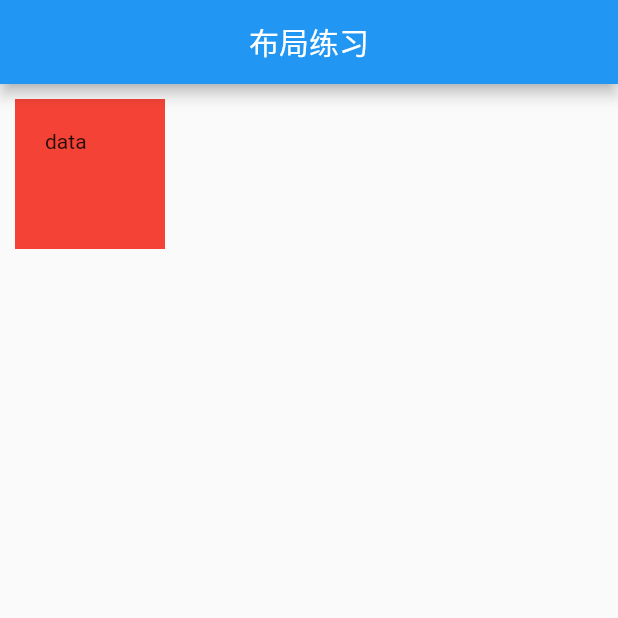
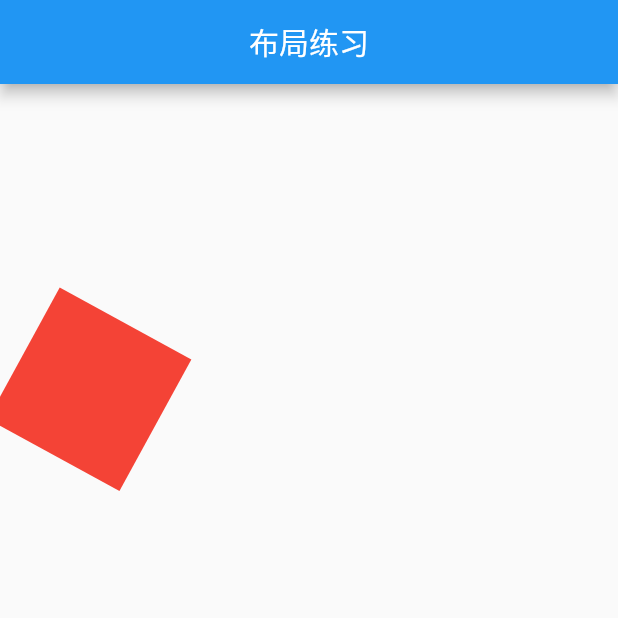
Before and after one commit to DJM960323/learnflutter, a Flutter app: the screen it shows after launch, on a phone screen of 412 x 824 dp, the top half of it. Run offline on Flutter 3.47's test engine with Material 2 defaults, Android fonts, the phone set to English and light mode, and no system bars.

Commit message:
提交第五章所有内容

```diff
--- a/lib/widgets/layout_demo.dart
+++ b/lib/widgets/layout_demo.dart
@@ -84,7 +84,7 @@ class LayoutDemo extends StatelessWidget {
           //   ],
           // ),
 
-          child: EdgeDemo(),
+          child: ContainerDemo(),
         ));
   }
 }
@@ -146,11 +146,11 @@ class StackDemo extends StatelessWidget {
           height: 20,
         ),
         Positioned(
-            width: 20,
-            height: 10,
-            child: Container(
-              color: Colors.yellow,
-            ),
+          width: 20,
+          height: 10,
+          child: Container(
+            color: Colors.yellow,
+          ),
           // top: 10,
           // left: 10,
           // right: 10,
@@ -172,29 +172,101 @@ class AlignDemo extends StatelessWidget {
       height: 200,
       color: Colors.green,
       child: Align(
-        alignment: Alignment(0,0),
+        alignment: Alignment(0, 0),
         child: FlutterLogo(
           size: 60,
-
         ),
       ),
     );
   }
 }
 
-
 class EdgeDemo extends StatelessWidget {
   const EdgeDemo({Key? key}) : super(key: key);
 
   @override
   Widget build(BuildContext context) {
+    // return Container(
+    //   width: 100,
+    //   height: 100,
+    //   color: Colors.red,
+    //   margin: EdgeInsets.all( 10),//外边距
+    //   child: Text("data"),
+    //   padding: EdgeInsets.all(20),//内边距
+    // );
+
+    // return ConstrainedBox(
+    //   constraints: BoxConstraints(
+    //     minHeight: 50,
+    //     minWidth: 50,
+    //     maxHeight: 100,
+    //     maxWidth: 100,
+    //   ),
+    //   child: Container(
+    //     color: Colors.black,
+    //     width: 10,
+    //     height: 500,
+    //   ),
+    // );
+
+    // return SizedBox(
+    //   height: 100,
+    //   width: 100,
+    //   child: Container(
+    //     height: 200,
+    //     width: 10,
+    //     color: Colors.yellow,
+    //
+    //   ),
+    // );
+
     return Container(
-      width: 100,
-      height: 100,
-      color: Colors.red,
-      margin: EdgeInsets.all( 10),//外边距
-      child: Text("data"),
-      padding: EdgeInsets.all(20),//内边距
+      margin: EdgeInsets.all(20),
+      width: double.infinity,
+      child: DecoratedBox(
+        decoration: BoxDecoration(
+            gradient: LinearGradient(
+              colors: [
+                Colors.red,
+                Colors.green,
+              ],
+            ),
+            borderRadius: BorderRadius.circular(10.0),
+          boxShadow: [
+            BoxShadow(
+              color: Colors.black45,
+              offset: Offset(2.0,2.0),
+              blurRadius: 4,
+            )
+          ]
+        ),
+        child: Padding(
+          padding: EdgeInsets.only(left: 100, right: 100, top: 20, bottom: 20),
+          child: Text(
+            "注册",
+            style: TextStyle(color: Colors.white),
+            textAlign: TextAlign.center,
+          ),
+        ),
+      ),
     );
   }
 }
+
+class ContainerDemo extends StatelessWidget {
+  const ContainerDemo({Key? key}) : super(key: key);
+
+  @override
+  Widget build(BuildContext context) {
+    return Container(
+      margin: EdgeInsets.all(100),
+      width: 100,
+      height: 100,
+      child: Text("datas"),
+      foregroundDecoration: BoxDecoration(
+        color: Colors.red
+      ),
+      transform: Matrix4.rotationZ(0.5),
+    );
+  }
+}
```
